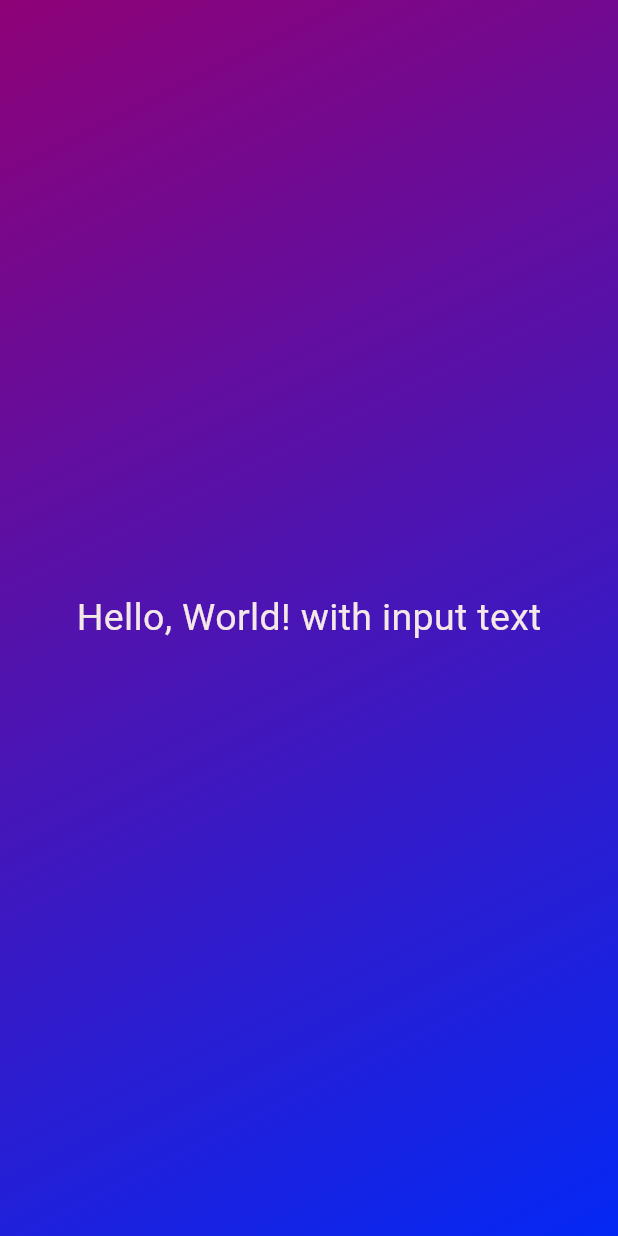
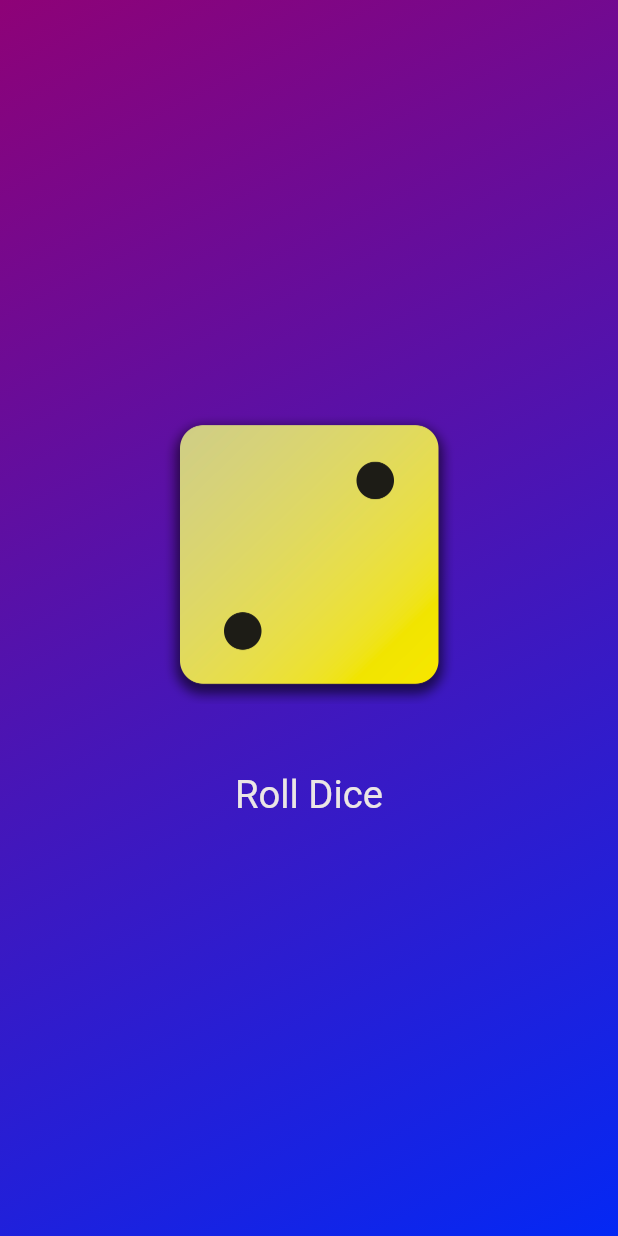
Before and after one commit to mhrhabibur/roll_dice_app, a Flutter app: the screen it shows after launch, on a phone screen of 412 x 824 dp. Run offline on Flutter 3.47's test engine with Material 3 defaults, Android fonts, the phone set to English and light mode, and no system bars.

Commit message:
Random number generation and image set in display are implemented.

```diff
--- /dev/null
+++ b/lib/dice_roller.dart
@@ -0,0 +1,42 @@
+import 'package:flutter/material.dart';
+import 'dart:math';
+
+class DiceRoller extends StatefulWidget {
+  const DiceRoller({super.key});
+
+  @override
+  State<DiceRoller> createState() {
+    return _DiceRollState();
+  }
+}
+
+class _DiceRollState extends State<DiceRoller> {
+  final randomizer = Random();
+  var currentDiceRoll = 2;
+  var imageName = 'assets/images/dice-2.png';
+  void rollDice() {
+    setState(() {
+      currentDiceRoll = randomizer.nextInt(6) + 1;
+    });
+  }
+
+  @override
+  Widget build(BuildContext context) {
+    return Column(
+      mainAxisSize: MainAxisSize.min,
+      children: [
+        Image.asset('assets/images/dice-$currentDiceRoll.png', width: 200),
+        SizedBox(height: 35),
+        TextButton(
+          onPressed: rollDice,
+          style: TextButton.styleFrom(
+            foregroundColor: const Color.fromARGB(255, 235, 230, 229),
+            textStyle: TextStyle(fontSize: 25.50),
+            padding: EdgeInsets.all(10),
+          ),
+          child: Text("Roll Dice"),
+        ),
+      ],
+    );
+  }
+}
--- a/lib/gradient_container.dart
+++ b/lib/gradient_container.dart
@@ -1,13 +1,16 @@
 import 'package:flutter/material.dart';
-import 'package:roll_dice_app/styled_text.dart';
+import 'package:roll_dice_app/dice_roller.dart';
 
 const startAlignment = Alignment.topLeft;
 const endAlignment = Alignment.bottomRight;
+var imageName = 'assets/images/dice-2.png';
+var imageNumber = 1;
 
 class GradientContainer extends StatelessWidget {
   const GradientContainer(this.firstColor, this.lastColor, {super.key});
   final Color firstColor;
   final Color lastColor;
+
   @override
   Widget build(context) {
     return Container(
@@ -18,13 +21,8 @@ class GradientContainer extends StatelessWidget {
           end: endAlignment,
         ),
       ),
-      child: Center(
-        child: StyledText(
-          "Hello, World! with input text",
-          const Color.fromARGB(255, 244, 231, 231),
-          25.0,
-        ),
-      ),
+
+      child: Center(child: DiceRoller()),
     );
   }
 }
--- a/lib/my_widget.dart
+++ /dev/null
@@ -1,22 +0,0 @@
-import 'package:flutter/material.dart';
-
-class Mywidget extends StatelessWidget {
-  const Mywidget({super.key});
-
-  @override
-  Widget build(BuildContext context) {
-    return Row(
-      mainAxisAlignment: MainAxisAlignment.center,
-      crossAxisAlignment: CrossAxisAlignment.center,
-      children: <Widget>[
-        Text('Text 1'),
-        SizedBox(height: 20),
-        Text('Text 2'),
-        SizedBox(height: 20),
-        Text('Text 3'),
-        SizedBox(height: 20),
-        Text('Text 4'),
-      ],
-    );
-  }
-}
```
Also changed, not shown: pubspec.yaml (+7 -3 lines), assets/images/dice-1.png (added), assets/images/dice-2.png (added), assets/images/dice-3.png (added), assets/images/dice-4.png (added), assets/images/dice-5.png (added), assets/images/dice-6.png (added).
